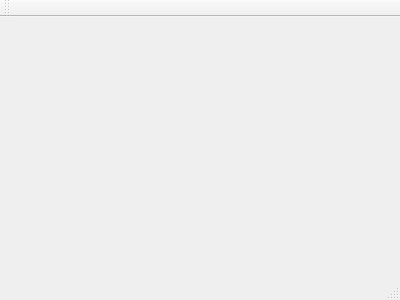
First picture: the form in mainwindow.ui, repository hynkel/hynkel-1, before the edit.
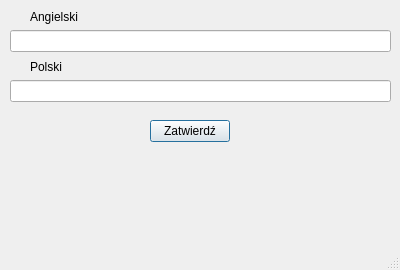
Second picture: the form after the edit.

```diff
--- a/mainwindow.ui
+++ b/mainwindow.ui
@@ -1,24 +1,100 @@
 <ui version="4.0">
  <class>MainWindow</class>
- <widget class="QMainWindow" name="MainWindow" >
-  <property name="geometry" >
+ <widget class="QMainWindow" name="MainWindow">
+  <property name="geometry">
    <rect>
     <x>0</x>
     <y>0</y>
     <width>400</width>
-    <height>300</height>
+    <height>270</height>
    </rect>
   </property>
   <property name="windowTitle" >
    <string>MainWindow</string>
   </property>
-  <widget class="QMenuBar" name="menuBar" />
-  <widget class="QToolBar" name="mainToolBar" />
-  <widget class="QWidget" name="centralWidget" />
-  <widget class="QStatusBar" name="statusBar" />
+  <widget class="QWidget" name="centralWidget">
+   <widget class="QLabel" name="label">
+    <property name="geometry">
+     <rect>
+      <x>30</x>
+      <y>10</y>
+      <width>59</width>
+      <height>14</height>
+     </rect>
+    </property>
+    <property name="text">
+     <string>Angielski</string>
+    </property>
+   </widget>
+   <widget class="QLabel" name="label_2">
+    <property name="geometry">
+     <rect>
+      <x>30</x>
+      <y>60</y>
+      <width>59</width>
+      <height>14</height>
+     </rect>
+    </property>
+    <property name="text">
+     <string>Polski</string>
+    </property>
+   </widget>
+   <widget class="QPushButton" name="button_zatwierdz">
+    <property name="geometry">
+     <rect>
+      <x>150</x>
+      <y>120</y>
+      <width>80</width>
+      <height>22</height>
+     </rect>
+    </property>
+    <property name="toolTipDuration">
+     <number>1</number>
+    </property>
+    <property name="text">
+     <string>Zatwierdź</string>
+    </property>
+    <property name="autoDefault">
+     <bool>true</bool>
+    </property>
+    <property name="default">
+     <bool>true</bool>
+    </property>
+   </widget>
+   <widget class="QLineEdit" name="edit_angielski">
+    <property name="geometry">
+     <rect>
+      <x>10</x>
+      <y>30</y>
+      <width>381</width>
+      <height>22</height>
+     </rect>
+    </property>
+   </widget>
+   <widget class="QLineEdit" name="lineEdit">
+    <property name="geometry">
+     <rect>
+      <x>10</x>
+      <y>80</y>
+      <width>381</width>
+      <height>22</height>
+     </rect>
+    </property>
+   </widget>
+  </widget>
+  <widget class="QMenuBar" name="menuBar">
+   <property name="geometry">
+    <rect>
+     <x>0</x>
+     <y>0</y>
+     <width>400</width>
+     <height>19</height>
+    </rect>
+   </property>
+  </widget>
+  <widget class="QStatusBar" name="statusBar"/>
  </widget>
- <layoutDefault spacing="6" margin="11" />
- <pixmapfunction></pixmapfunction>
+ <layoutdefault spacing="6" margin="11"/>
  <resources/>
  <connections/>
 </ui>
```
Left out of the diff: 3 changed lines with no effect on the pictures.
